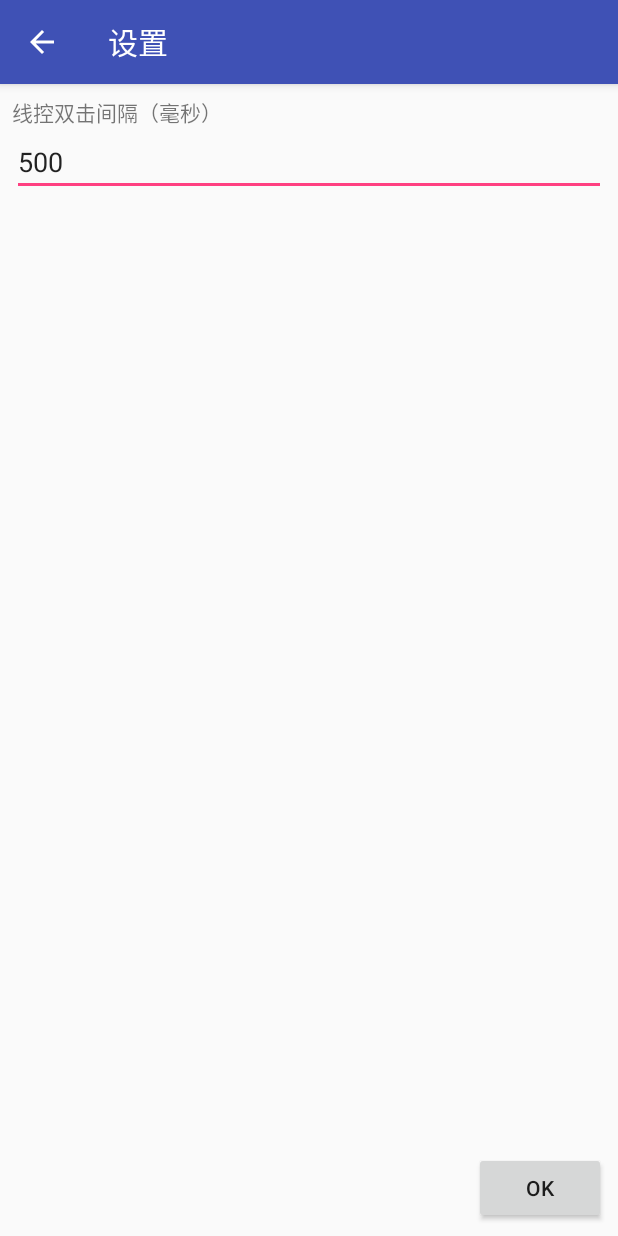
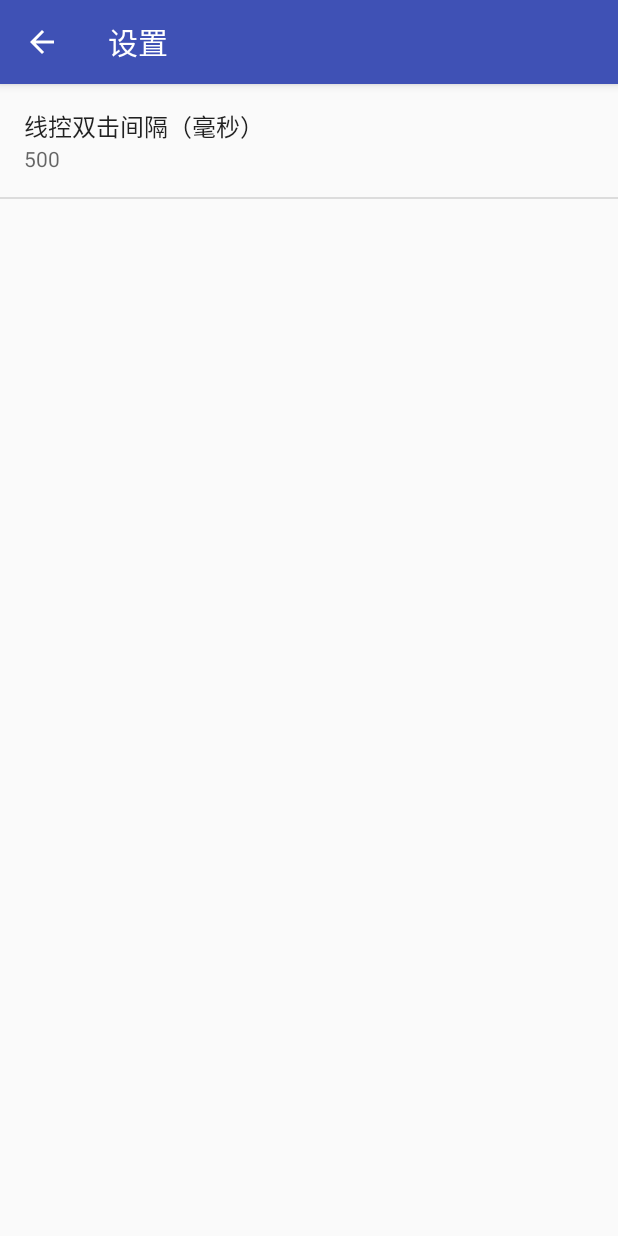
Before and after one commit to lxfly2000/lxplayer, an Android app: the SettingsActivity screen opened directly, with no data from a screen before it, on a phone screen of 412 x 824 dp. Run offline under Robolectric (Android 15) with nearby library versions, the phone set to English and light mode, and no system bars.

Commit message:
Change settings layout.

```diff
--- a/app/src/main/java/com/lxfly2000/lxplayer/PlayerService.java
+++ b/app/src/main/java/com/lxfly2000/lxplayer/PlayerService.java
@@ -7,11 +7,10 @@ import android.content.Intent;
 import android.content.IntentFilter;
 import android.graphics.Color;
 import android.media.MediaPlayer;
-import android.media.PlaybackParams;
 import android.os.Binder;
 import android.os.Build;
 import android.os.IBinder;
-import android.support.annotation.RequiresApi;
+import androidx.annotation.RequiresApi;
 
 public class PlayerService extends Service {
     private MediaPlayer player=null;
--- a/app/src/main/java/com/lxfly2000/lxplayer/PlaylistActivity.java
+++ b/app/src/main/java/com/lxfly2000/lxplayer/PlaylistActivity.java
@@ -9,8 +9,8 @@ import android.net.Uri;
 import android.os.Bundle;
 import android.provider.DocumentsContract;
 import android.provider.MediaStore;
-import android.support.v4.widget.SimpleCursorAdapter;
-import android.support.v7.app.AppCompatActivity;
+import androidx.cursoradapter.widget.SimpleCursorAdapter;
+import androidx.appcompat.app.AppCompatActivity;
 import android.view.ContextMenu;
 import android.view.Menu;
 import android.view.MenuItem;
--- a/app/src/main/java/com/lxfly2000/lxplayer/SettingsActivity.java
+++ b/app/src/main/java/com/lxfly2000/lxplayer/SettingsActivity.java
@@ -1,7 +1,9 @@
 package com.lxfly2000.lxplayer;
 
 import android.content.SharedPreferences;
-import android.support.v7.app.AppCompatActivity;
+import android.preference.EditTextPreference;
+import android.preference.Preference;
+import androidx.appcompat.app.AppCompatActivity;
 import android.os.Bundle;
 import android.view.MenuItem;
 import android.view.View;
@@ -9,22 +11,19 @@ import android.widget.EditText;
 import android.widget.Toast;
 
 public class SettingsActivity extends AppCompatActivity {
-    private SharedPreferences preferences;
-    private EditText editDoubleClickDelta;
     public static final String appIdentifier="lxplayer";
-    public static final String keyDoubleClickDelta="double_click_delta";
-    public static final long vdDoubleClickDelta=500;
-
     @Override
     protected void onCreate(Bundle savedInstanceState) {
         super.onCreate(savedInstanceState);
-        setContentView(R.layout.activity_settings);
+        SettingsFragment fragment=new SettingsFragment();
+        getFragmentManager().beginTransaction().replace(android.R.id.content,fragment).commit();
 
         getSupportActionBar().setDisplayHomeAsUpEnabled(true);
-        findViewById(R.id.buttonOk).setOnClickListener(buttonCallbacks);
-        editDoubleClickDelta=(EditText)findViewById(R.id.editDoubleClickDelta);
-        preferences=getSharedPreferences(appIdentifier,MODE_PRIVATE);
-        LoadSettings();
+        fragment.SetExtraChangeListener(((preference, o) -> {
+            Toast.makeText(SettingsActivity.this,R.string.message_settings_saved,Toast.LENGTH_LONG).show();
+            setResult(RESULT_OK);
+            return true;
+        }));
     }
 
     @Override
@@ -34,31 +33,4 @@ public class SettingsActivity extends AppCompatActivity {
         }
         return super.onOptionsItemSelected(item);
     }
-
-
-    private View.OnClickListener buttonCallbacks=new View.OnClickListener() {
-        @Override
-        public void onClick(View view) {
-            switch (view.getId()){
-                case R.id.buttonOk:SaveSettings();break;
-            }
-        }
-    };
-
-    private void LoadSettings(){
-        editDoubleClickDelta.setText(String.valueOf(preferences.getLong(keyDoubleClickDelta,vdDoubleClickDelta)));
-    }
-
-    private void SaveSettings(){
-        SharedPreferences.Editor wPreference=preferences.edit();
-        String inputDelta=editDoubleClickDelta.getText().toString();
-        long vDelta=vdDoubleClickDelta;
-        if(inputDelta.length()>0)
-            vDelta=Long.parseLong(inputDelta);
-        wPreference.putLong(keyDoubleClickDelta,vDelta);
-        wPreference.apply();
-        Toast.makeText(this,R.string.message_settings_saved,Toast.LENGTH_LONG).show();
-        setResult(RESULT_OK);
-        finish();
-    }
 }
--- /dev/null
+++ b/app/src/main/java/com/lxfly2000/lxplayer/SettingsFragment.java
@@ -0,0 +1,34 @@
+package com.lxfly2000.lxplayer;
+
+import android.content.Context;
+import android.content.SharedPreferences;
+import android.os.Bundle;
+import android.preference.EditTextPreference;
+import android.preference.Preference;
+import android.preference.PreferenceFragment;
+
+public class SettingsFragment extends PreferenceFragment {
+    public static final String vdDoubleClickDelta="500";
+    private Preference.OnPreferenceChangeListener extraPrefListener;
+    SharedPreferences perfApp;
+    @Override
+    public void onCreate(Bundle savedInstanceState) {
+        super.onCreate(savedInstanceState);
+        addPreferencesFromResource(R.xml.pref_application);
+        perfApp=getContext().getSharedPreferences(SettingsActivity.appIdentifier,Context.MODE_PRIVATE);
+        EditTextPreference prefDoubleClick=(EditTextPreference)findPreference(getString(R.string.key_double_click_delta));
+        prefDoubleClick.setText(perfApp.getString(getString(R.string.key_double_click_delta),vdDoubleClickDelta));
+        prefDoubleClick.setSummary(prefDoubleClick.getText());
+        prefDoubleClick.setOnPreferenceChangeListener((preference, o) -> {
+            preference.setSummary((String)o);
+            perfApp.edit().putString(getString(R.string.key_double_click_delta),(String)o).apply();
+            if(extraPrefListener!=null)
+                return extraPrefListener.onPreferenceChange(preference,o);
+            return true;
+        });
+    }
+
+    public void SetExtraChangeListener(Preference.OnPreferenceChangeListener listener){
+        extraPrefListener=listener;
+    }
+}
--- a/app/src/main/res/layout/activity_settings.xml
+++ /dev/null
@@ -1,39 +0,0 @@
-<?xml version="1.0" encoding="utf-8"?>
-<android.support.constraint.ConstraintLayout
-        xmlns:android="http://schemas.android.com/apk/res/android"
-        xmlns:tools="http://schemas.android.com/tools"
-        xmlns:app="http://schemas.android.com/apk/res-auto"
-        android:layout_width="match_parent"
-        android:layout_height="match_parent"
-        tools:context="com.lxfly2000.lxplayer.SettingsActivity">
-
-    <ScrollView
-            android:layout_width="0dp"
-            android:layout_height="0dp"
-            app:layout_constraintTop_toTopOf="parent" android:layout_marginTop="8dp" android:layout_marginLeft="8dp"
-            app:layout_constraintLeft_toLeftOf="parent" android:layout_marginRight="8dp"
-            app:layout_constraintRight_toRightOf="parent" app:layout_constraintBottom_toBottomOf="parent"
-            android:layout_marginBottom="8dp" android:layout_marginStart="8dp" android:layout_marginEnd="8dp">
-        <LinearLayout android:layout_width="match_parent" android:layout_height="wrap_content"
-                      android:orientation="vertical">
-            <TextView
-                    android:text="@string/label_double_click_delta"
-                    android:layout_width="wrap_content"
-                    android:layout_height="wrap_content"
-                    android:id="@+id/textDoubleClickDelta"/>
-            <EditText
-                    android:layout_width="match_parent"
-                    android:layout_height="wrap_content"
-                    android:inputType="number"
-                    android:ems="10"
-                    android:id="@+id/editDoubleClickDelta"/>
-        </LinearLayout>
-    </ScrollView>
-    <Button
-            android:text="@android:string/ok"
-            android:layout_width="wrap_content"
-            android:layout_height="wrap_content"
-            android:id="@+id/buttonOk" android:layout_marginRight="8dp" app:layout_constraintRight_toRightOf="parent"
-            app:layout_constraintBottom_toBottomOf="parent" android:layout_marginBottom="8dp"
-            android:layout_marginEnd="8dp"/>
-</android.support.constraint.ConstraintLayout>
--- a/app/src/main/res/values/strings.xml
+++ b/app/src/main/res/values/strings.xml
@@ -53,4 +53,5 @@
     <string name="button_restore_speed">恢复原速</string>
     <string name="menu_change_speed_keep_time">调整速度时保持时长</string>
     <string name="menu_change_speed_keep_pitch">调整速度时保持音调</string>
+    <string name="key_double_click_delta" translatable="false">double_click_delta</string>
 </resources>
--- /dev/null
+++ b/app/src/main/res/xml/pref_application.xml
@@ -0,0 +1,10 @@
+<?xml version="1.0" encoding="utf-8"?>
+<PreferenceScreen xmlns:android="http://schemas.android.com/apk/res/android">
+
+    <EditTextPreference
+            android:defaultValue="0"
+            android:selectAllOnFocus="true"
+            android:singleLine="true"
+            android:title="@string/label_double_click_delta" android:key="@string/key_double_click_delta"
+            android:inputType="number"/>
+</PreferenceScreen>
--- a/build.gradle
+++ b/build.gradle
@@ -6,7 +6,7 @@ buildscript {
         google()
     }
     dependencies {
-        classpath 'com.android.tools.build:gradle:3.1.0'
+        classpath 'com.android.tools.build:gradle:3.3.2'
 
         // NOTE: Do not place your application dependencies here; they belong
         // in the individual module build.gradle files
--- a/gradle.properties
+++ b/gradle.properties
@@ -6,6 +6,8 @@
 # http://www.gradle.org/docs/current/userguide/build_environment.html
 # Specifies the JVM arguments used for the daemon process.
 # The setting is particularly useful for tweaking memory settings.
+android.enableJetifier=true
+android.useAndroidX=true
 org.gradle.jvmargs=-Xmx1536m
 # When configured, Gradle will run in incubating parallel mode.
 # This option should only be used with decoupled projects. More details, visit
```
Also changed, not shown: app/build.gradle (+11 -7 lines), app/src/main/java/com/lxfly2000/lxplayer/MainActivity.java (+9 -9 lines), app/src/main/res/layout/activity_main.xml (+6 -6 lines), gradle/wrapper/gradle-wrapper.properties, 1 other file.
